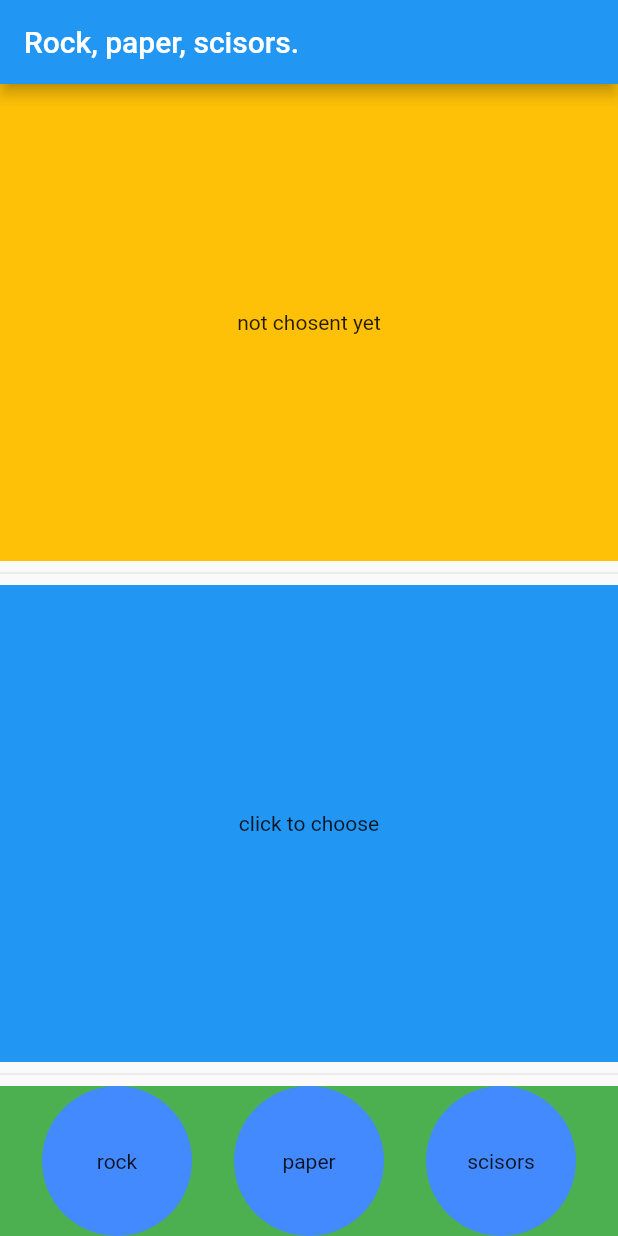
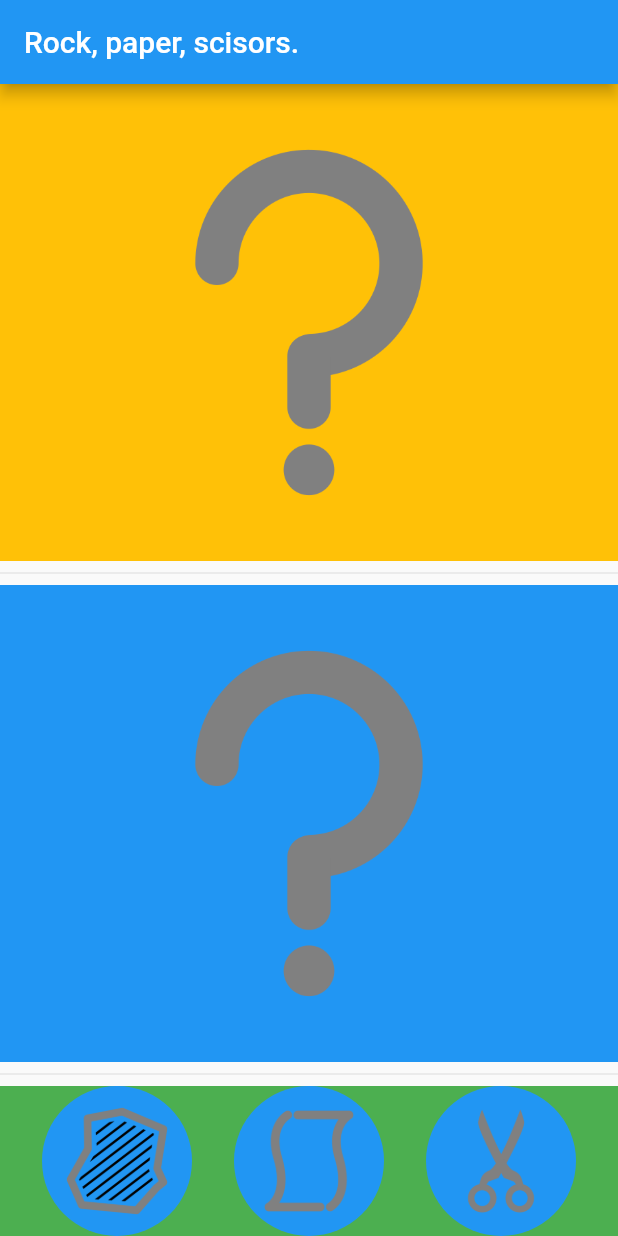
Before and after one commit to MatthieuMeert/rock_paper_scissors, a Flutter app: the screen it shows after launch, on a phone screen of 412 x 824 dp. Run offline on Flutter 3.47's test engine with Material 2 defaults, Android fonts, the phone set to English and light mode, and no system bars.

Commit message:
changed text to images

```diff
--- a/lib/views/game_view.dart
+++ b/lib/views/game_view.dart
@@ -26,7 +26,11 @@ class GameBoard extends StatelessWidget {
               Expanded(
                 child: Container(
                   color: Colors.amber,
-                  child: Text(Provider.of<GameViewModel>(context).getAnswer() ?? 'not chosent yet'),
+                  child: Padding(
+                    padding: const EdgeInsets.all(16.0),
+                    child: Image.asset(
+                        'assets/images/${Provider.of<GameViewModel>(context).getAnswer() ?? 'unknown'}.png'),
+                  ),
                   alignment: Alignment.center,
                 ),
               ),
@@ -34,7 +38,11 @@ class GameBoard extends StatelessWidget {
               Expanded(
                 child: Container(
                   color: Colors.blue,
-                  child: Text(Provider.of<GameViewModel>(context).getChoice() ?? 'click to choose'),
+                  child: Padding(
+                    padding: const EdgeInsets.all(16.0),
+                    child: Image.asset(
+                        'assets/images/${Provider.of<GameViewModel>(context).getChoice() ?? 'unknown'}.png'),
+                  ),
                   alignment: Alignment.center,
                 ),
               ),
@@ -47,9 +55,12 @@ class GameBoard extends StatelessWidget {
           child: Row(
             mainAxisAlignment: MainAxisAlignment.spaceEvenly,
             children: [
-              ChoicePicker(Provider.of<GameViewModel>(context).getChoicesList()[0]),
-              ChoicePicker(Provider.of<GameViewModel>(context).getChoicesList()[1]),
-              ChoicePicker(Provider.of<GameViewModel>(context).getChoicesList()[2])
+              ChoicePicker(
+                  Provider.of<GameViewModel>(context).getChoicesList()[0]),
+              ChoicePicker(
+                  Provider.of<GameViewModel>(context).getChoicesList()[1]),
+              ChoicePicker(
+                  Provider.of<GameViewModel>(context).getChoicesList()[2])
             ],
           ),
         )
@@ -67,17 +78,18 @@ class ChoicePicker extends StatelessWidget {
     final gameViewModel = GameViewModel();
     return InkWell(
       onTap: () {
-        Provider.of<GameViewModel>(context, listen : false).setChoice(type);
-        Provider.of<GameViewModel>(context, listen : false).generateRandomAnswer();
+        Provider.of<GameViewModel>(context, listen: false).setChoice(type);
+        Provider.of<GameViewModel>(context, listen: false)
+            .generateRandomAnswer();
       },
       child: Container(
         width: 100,
         height: 100,
         decoration: const BoxDecoration(
           shape: BoxShape.circle,
-          color: Colors.blueAccent,
+          color: Colors.blue,
         ),
-        child: Text(type),
+        child: Image.asset('assets/images/$type.png'),
         alignment: Alignment.center,
       ),
     );
--- a/pubspec.yaml
+++ b/pubspec.yaml
@@ -62,6 +62,9 @@ flutter:
   # assets:
   #   - images/a_dot_burr.jpeg
   #   - images/a_dot_ham.jpeg
+  assets:
+    - assets/images/
+
 
   # An image asset can refer to one or more resolution-specific "variants", see
   # https://flutter.dev/assets-and-images/#resolution-aware.
```
Also changed, not shown: assets/images/paper.png (added), assets/images/rock.png (added), assets/images/scisors.png (added), assets/images/unknown.png (added), assets/rps.svg (added).
